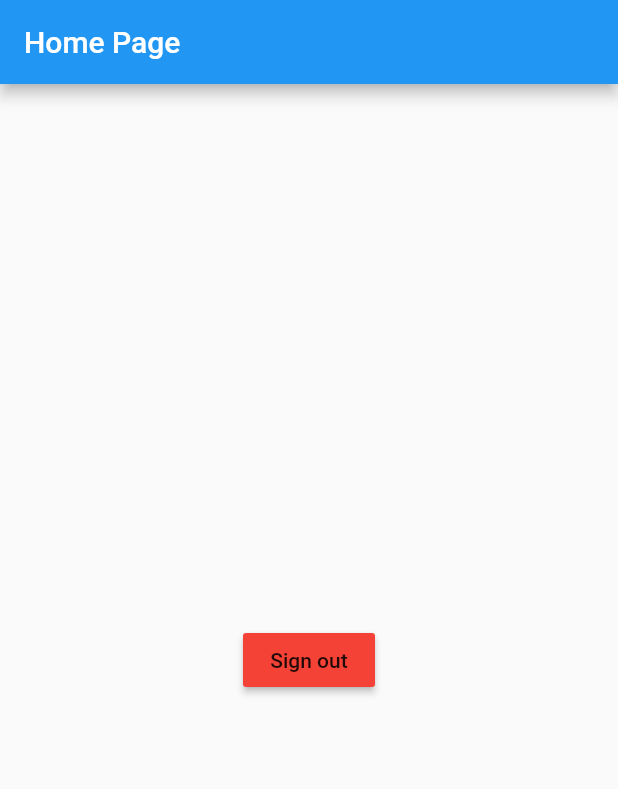
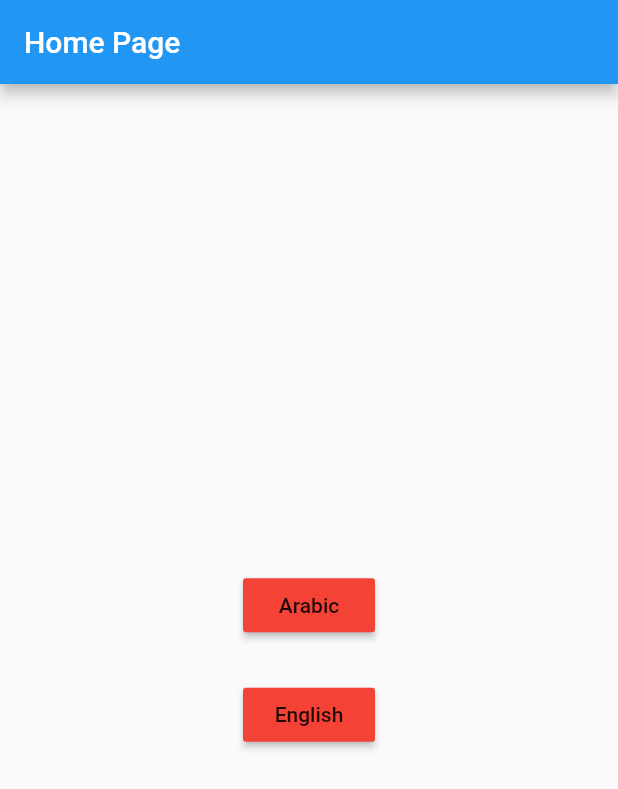
Before and after one commit to ImadDz-7/Learn-state-management-getx, a Flutter app: the screen it shows after launch, on a phone screen of 412 x 824 dp. Shown: the top 789 px of the screen. Run offline on Flutter 3.47's test engine with Material 2 defaults, Android fonts, the phone set to English and light mode, and no system bars; our stand-ins replace get, shared_preferences.

Commit message:
Add to buttons in HomeView ( Arabic & English )

```diff
--- a/lib/main.dart
+++ b/lib/main.dart
@@ -1,6 +1,7 @@
 import 'package:flutter/material.dart';
 import 'package:get/get.dart';
 import 'package:learn_getx_app/locale/locale.dart';
+import 'package:learn_getx_app/locale/locale_controller.dart';
 import 'package:learn_getx_app/middleware/auth_middleware.dart';
 import 'package:learn_getx_app/middleware/super_middleware.dart';
 import 'package:learn_getx_app/services/settings_services.dart';
@@ -28,6 +29,7 @@ class LearnGetxApp extends StatelessWidget {
 
   @override
   Widget build(BuildContext context) {
+    Get.put(MyLocaleController());
     return GetMaterialApp(
       debugShowCheckedModeBanner: false,
       translations: MyLocale(),
--- a/lib/view/home_view.dart
+++ b/lib/view/home_view.dart
@@ -1,6 +1,7 @@
 import 'package:flutter/material.dart';
 import 'package:get/get.dart';
 import 'package:learn_getx_app/controller/home_controller.dart';
+import 'package:learn_getx_app/locale/locale_controller.dart';
 import 'package:learn_getx_app/main.dart';
 import 'package:learn_getx_app/utils/my_bindings.dart';
 import 'package:learn_getx_app/view/page_four_view.dart';
@@ -15,6 +16,7 @@ class HomeView extends StatelessWidget {
 
   @override
   Widget build(BuildContext context) {
+    MyLocaleController controllerLang = Get.find();
     return Scaffold(
       appBar: AppBar(
         title: Text('1'.tr),
@@ -27,11 +29,18 @@ class HomeView extends StatelessWidget {
           children: [
             MaterialButton(
               onPressed: () {
-                sharepref!.clear();
-                Get.offAllNamed('/');
+                controllerLang.changeLang('ar');
               },
               color: Colors.red,
-              child: const Text('Sign out'),
+              child: const Text('Arabic'),
+            ),
+            const SizedBox(height: 25),
+            MaterialButton(
+              onPressed: () {
+                controllerLang.changeLang('en');
+              },
+              color: Colors.red,
+              child: const Text('English'),
             ),
             // const SizedBox(height: 25),
             // MaterialButton(
```
